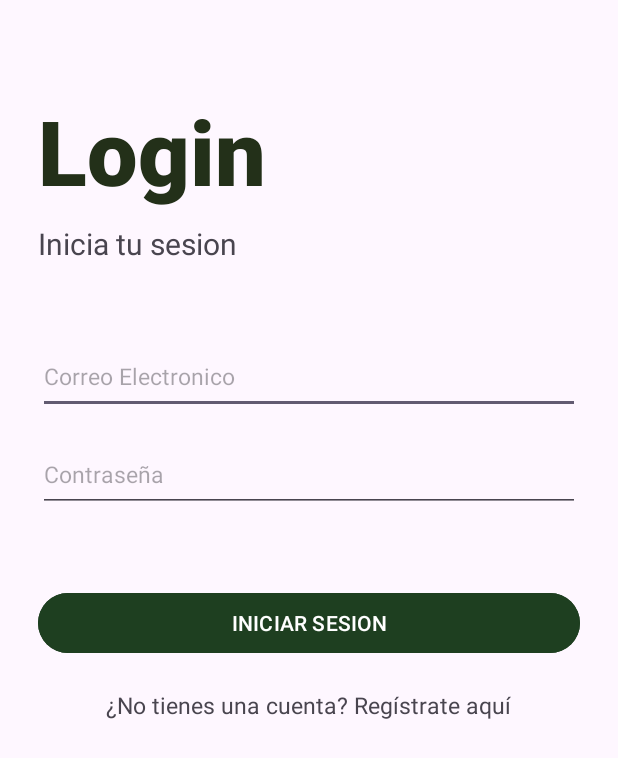
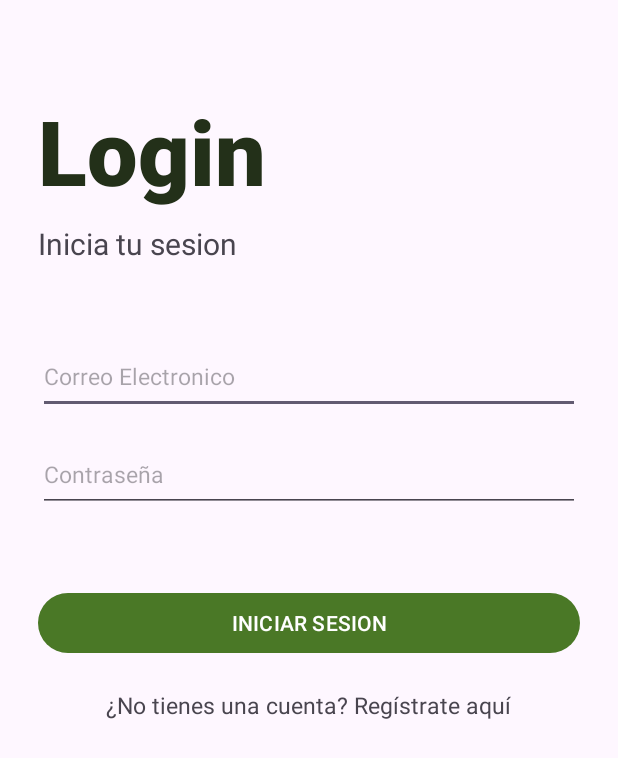
Before and after one commit to mar22266/AplicacionPlataformasMoviles, an Android app built with Jetpack Compose: the layout activity_login.xml on its own in the app's theme, with its tools: preview values and no code run, on a phone screen of 412 x 824 dp. Shown: the top 758 px of the screen. Run offline under Robolectric (Android 15) with nearby library versions, the phone set to English and light mode, and no system bars.

```diff
--- a/app/src/main/res/layout/activity_login.xml
+++ b/app/src/main/res/layout/activity_login.xml
@@ -54,10 +54,10 @@
             android:layout_marginLeft="25dp"
             android:layout_marginRight="25dp"
             android:layout_marginTop="50dp"
-            android:text="INICIAR SESION"
-            android:backgroundTint="@color/btn_color"/>
+            android:text="INICIAR SESION"/>
+
         <TextView
-            android:id="@+id/textViewGoToRegister"
+
             android:layout_width="wrap_content"
             android:layout_height="wrap_content"
             android:text="¿No tienes una cuenta? Regístrate aquí"
```
Also changed, not shown: app/src/main/AndroidManifest.xml (+11 -6 lines), app/src/main/res/layout/activity_main.xml (+16 -0 lines), 1 other file.
